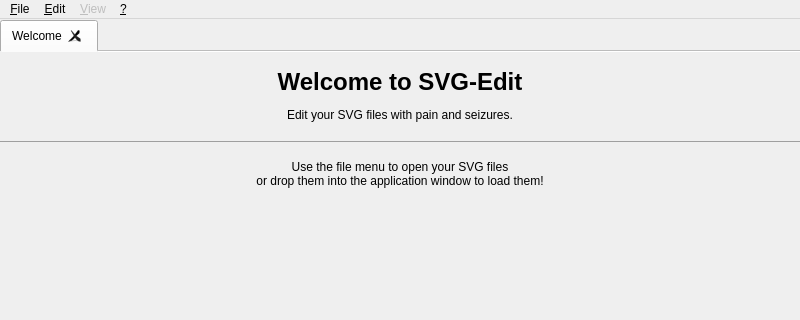
Before: the Qt Designer form mainwindow.ui in Salami555/uip-ex3-svg-edit, drawn with Qt 5; both pictures show x 0 to 800 and y 0 to 320 of the 800 by 600 pixel window.
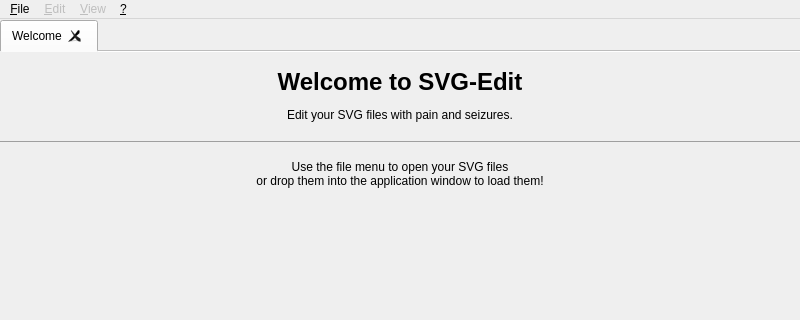
After: the same form once the commit is applied.

Patch:
```diff
--- a/mainwindow.ui
+++ b/mainwindow.ui
@@ -145,6 +145,9 @@
     <addaction name="actionExit"/>
    </widget>
    <widget class="QMenu" name="menu_Edit">
+    <property name="enabled">
+     <bool>false</bool>
+    </property>
     <property name="title">
      <string>&amp;Edit</string>
     </property>
```
Left out of the diff: 9 changed lines with no effect on the pictures.
